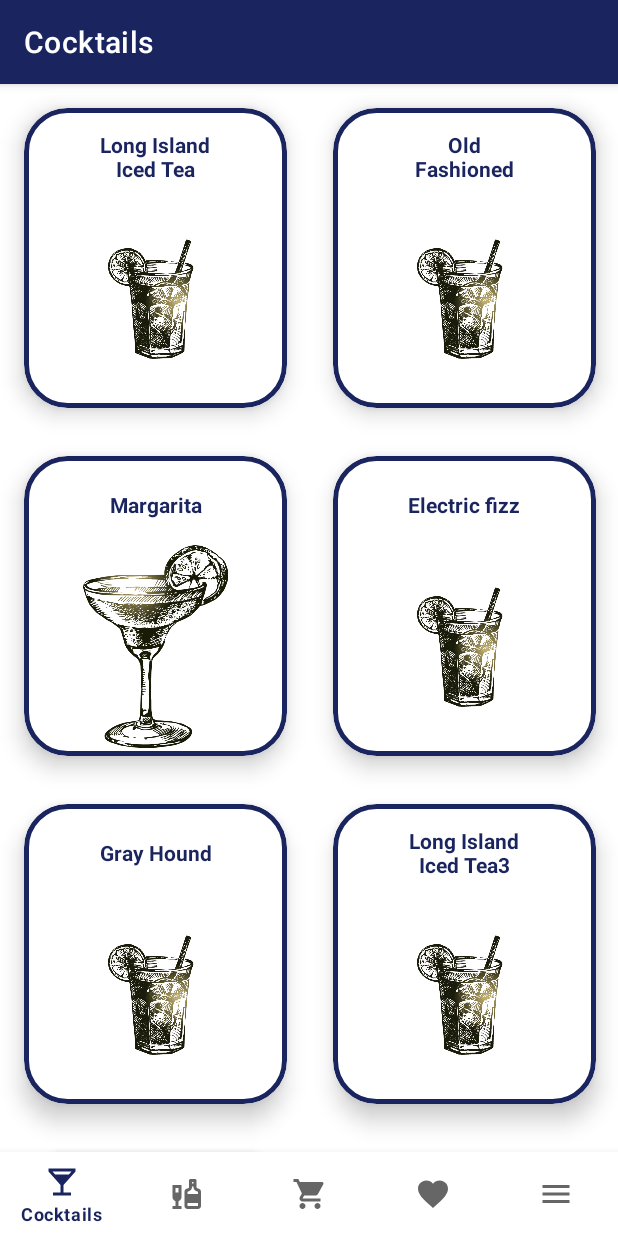
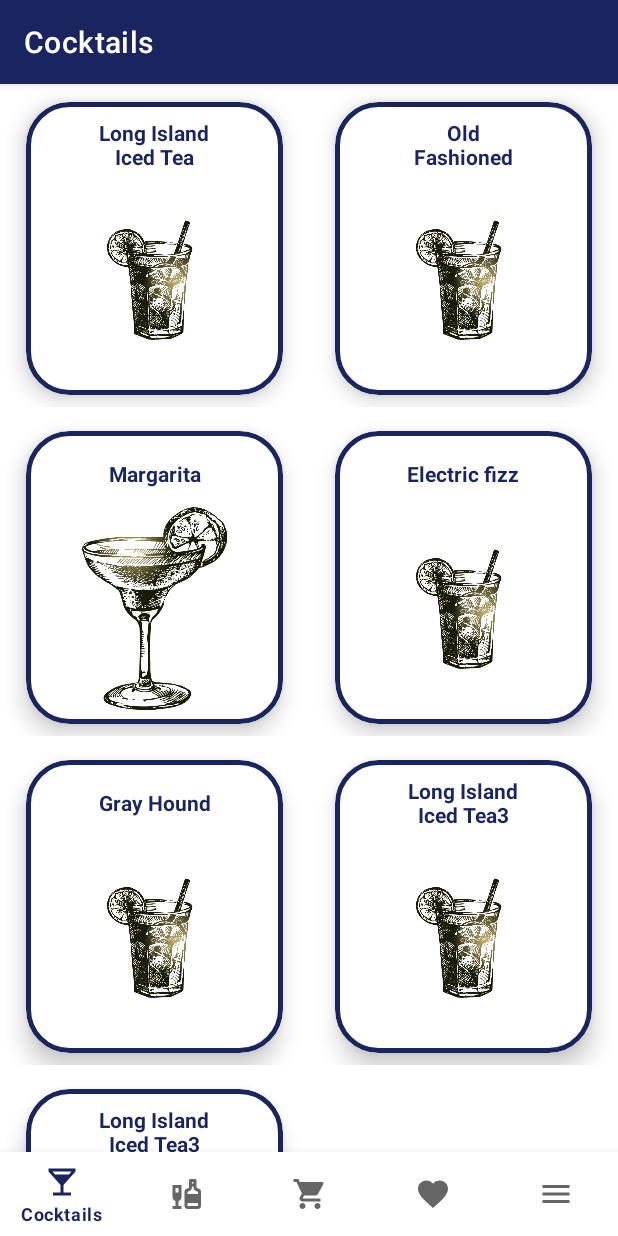
Before and after one commit to tv1light/AppPrototype_1, an Android app: the screen it shows after launch (MainActivity), on a phone screen of 412 x 824 dp. Run offline under Robolectric (Android 15) with nearby library versions, the phone set to English and light mode, and no system bars; our stand-ins replace Room's generated code, navigation-ui.

Commit message:
Fixed layout, everything Ok

```diff
--- a/app/src/main/java/com/example/appprototype1/ui/ingredients/IngredientsFragment.kt
+++ b/app/src/main/java/com/example/appprototype1/ui/ingredients/IngredientsFragment.kt
@@ -42,7 +42,6 @@ class IngredientsFragment : Fragment() {
 
     override fun onViewCreated(view: View, savedInstanceState: Bundle?) {
         super.onViewCreated(view, savedInstanceState)
-
         initializeIngredients()
         val layoutManager = LinearLayoutManager(context)
         ingredientsRV = view.findViewById(R.id.ingredientsRV)
@@ -53,7 +52,6 @@ class IngredientsFragment : Fragment() {
 
     private fun initializeIngredients()
     {
-
         ingList = ArrayList<Ingredient>()
         Thread{
             val s = DataBase.getDB(HomeFragment()) // Считывание из бд коктейлей
@@ -63,7 +61,6 @@ class IngredientsFragment : Fragment() {
             }
         }.start()
         ingList.add(Ingredient("Lemon", R.drawable.splash))
-
     }
 
     override fun onDestroyView() {
--- a/app/src/main/res/layout/fragment_home.xml
+++ b/app/src/main/res/layout/fragment_home.xml
@@ -8,6 +8,7 @@
     tools:context=".ui.home.HomeFragment">
 
     <androidx.recyclerview.widget.RecyclerView
+        android:foregroundGravity="center"
         android:id="@+id/homeRV"
         android:layout_width="match_parent"
         android:layout_height="match_parent"
--- a/app/src/main/res/layout/ingredient_item.xml
+++ b/app/src/main/res/layout/ingredient_item.xml
@@ -1,7 +1,8 @@
 <?xml version="1.0" encoding="utf-8"?>
 <androidx.constraintlayout.widget.ConstraintLayout
-    android:layout_width="wrap_content"
+    android:layout_width="match_parent"
     android:layout_height="wrap_content"
+    android:layout_gravity="center"
     xmlns:android="http://schemas.android.com/apk/res/android"
     xmlns:app="http://schemas.android.com/apk/res-auto"
     xmlns:tools="http://schemas.android.com/tools"
@@ -10,7 +11,7 @@
     <com.google.android.material.card.MaterialCardView
 
         android:layout_width="match_parent"
-        android:layout_height="wrap_content"
+        android:layout_height="match_parent"
         app:layout_constraintBottom_toBottomOf="parent"
         app:layout_constraintEnd_toEndOf="parent"
         app:layout_constraintStart_toStartOf="parent"
--- a/app/src/main/res/layout/recycler_item.xml
+++ b/app/src/main/res/layout/recycler_item.xml
@@ -1,17 +1,28 @@
 <?xml version="1.0" encoding="utf-8"?>
+<androidx.constraintlayout.widget.ConstraintLayout
+    android:layout_width="wrap_content"
+    android:layout_height="wrap_content"
+    android:layout_gravity="center"
+    xmlns:android="http://schemas.android.com/apk/res/android"
+    xmlns:app="http://schemas.android.com/apk/res-auto"
+    xmlns:tools="http://schemas.android.com/tools"
+    android:layout_margin="4dp">
 
     <com.google.android.material.card.MaterialCardView
-    xmlns:android="http://schemas.android.com/apk/res/android"
-    xmlns:app="http://schemas.android.com/apk/res-auto"
-    android:layout_width="175dp"
-    android:layout_height="200dp"
+        android:layout_width="171dp"
+        android:layout_height="195dp"
         android:layout_gravity="center"
-    android:layout_margin="16dp"
+        android:layout_marginVertical="8dp"
+        android:layout_marginHorizontal="15dp"
         android:clickable="true"
         android:focusable="true"
         app:cardBackgroundColor="#FFFFFF"
         app:cardCornerRadius="29dp"
         app:cardElevation="9dp"
+        app:layout_constraintBottom_toBottomOf="parent"
+        app:layout_constraintEnd_toEndOf="parent"
+        app:layout_constraintStart_toStartOf="parent"
+        app:layout_constraintTop_toTopOf="parent"
         app:strokeColor="@color/BlueBlack"
         app:strokeWidth="3dp">
 
@@ -39,7 +50,7 @@
                 android:id="@+id/imageView"
                 android:layout_width="135dp"
                 android:layout_height="135dp"
-            android:layout_marginBottom="5dp"
+                android:layout_marginBottom="9dp"
                 app:layout_constraintBottom_toBottomOf="parent"
                 app:layout_constraintEnd_toEndOf="parent"
                 app:layout_constraintStart_toStartOf="parent"
@@ -47,3 +58,4 @@
         </androidx.constraintlayout.widget.ConstraintLayout>
 
     </com.google.android.material.card.MaterialCardView>
+</androidx.constraintlayout.widget.ConstraintLayout>
--- a/app/src/main/res/values-night/themes.xml
+++ b/app/src/main/res/values-night/themes.xml
@@ -4,7 +4,7 @@
         <!-- Primary brand color. -->
         <item name="colorPrimary">@color/purple_200</item>
         <item name="colorPrimaryVariant">@color/purple_200</item>
-        <item name="colorOnPrimary">@color/purple_200</item>
+        <item name="colorOnPrimary">@color/BlueBlack</item>
         <!-- Secondary brand color. -->
         <item name="colorSecondary">@color/purple_700</item>
         <item name="colorSecondaryVariant">#3F51B5</item>
```
Lines whose indentation alone changed are shown as unchanged.
